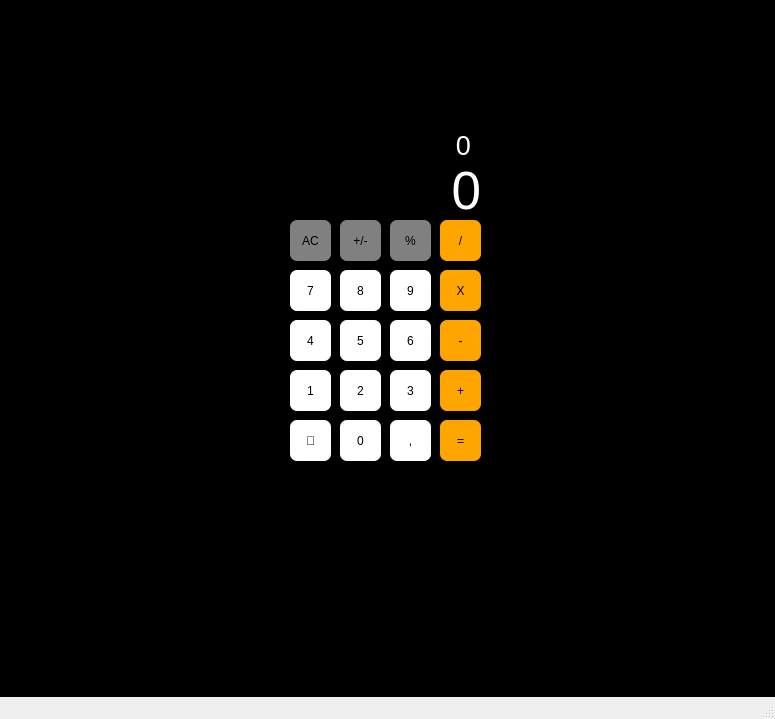
iScZ7/Calculadora-Iphone, file interface.ui: the form before one commit.
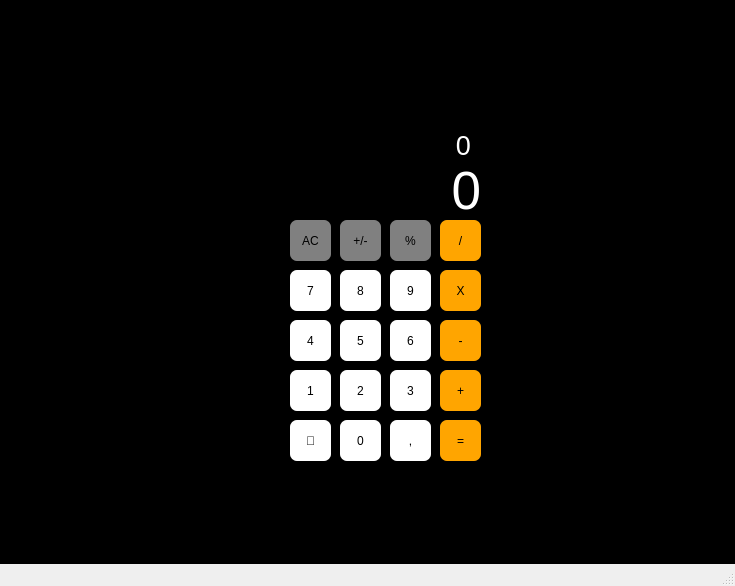
The form after the commit. Icons and pictures are not drawn.

The edit to the form file:
```diff
--- a/interface.ui
+++ b/interface.ui
@@ -6,10 +6,16 @@
    <rect>
     <x>0</x>
     <y>0</y>
-    <width>775</width>
-    <height>719</height>
+    <width>735</width>
+    <height>586</height>
    </rect>
   </property>
+  <property name="minimumSize">
+   <size>
+    <width>540</width>
+    <height>586</height>
+   </size>
+  </property>
   <property name="windowTitle">
    <string>MainWindow</string>
   </property>
```
Left out of the diff: 2 changed lines with no effect on the pictures.
